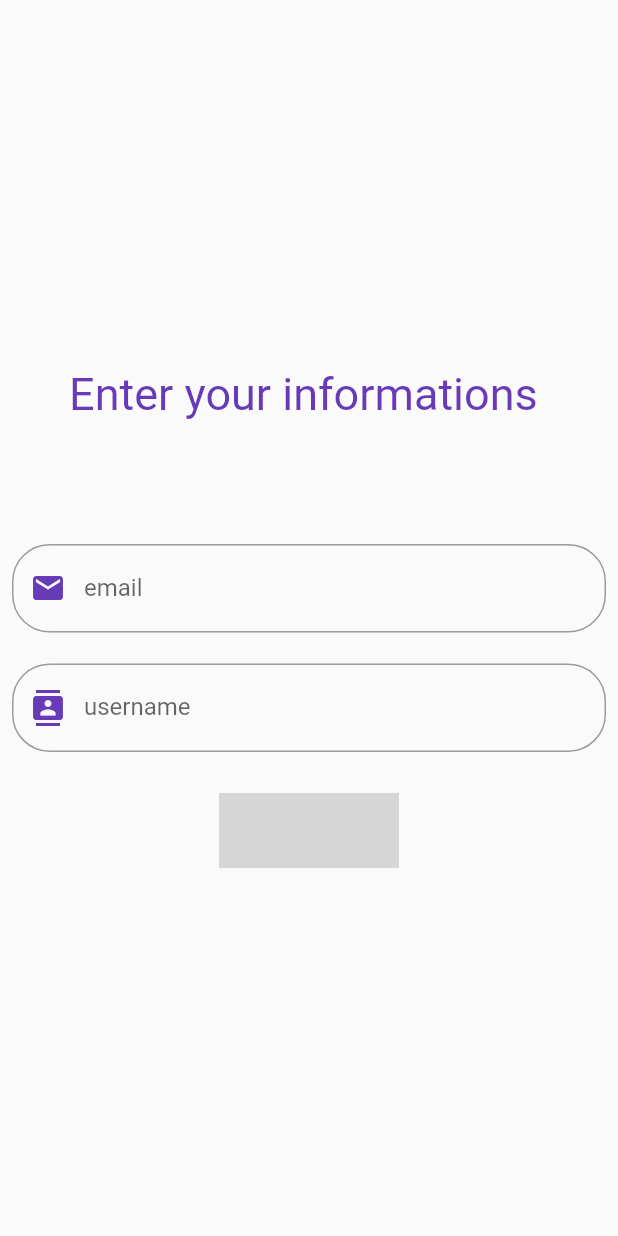
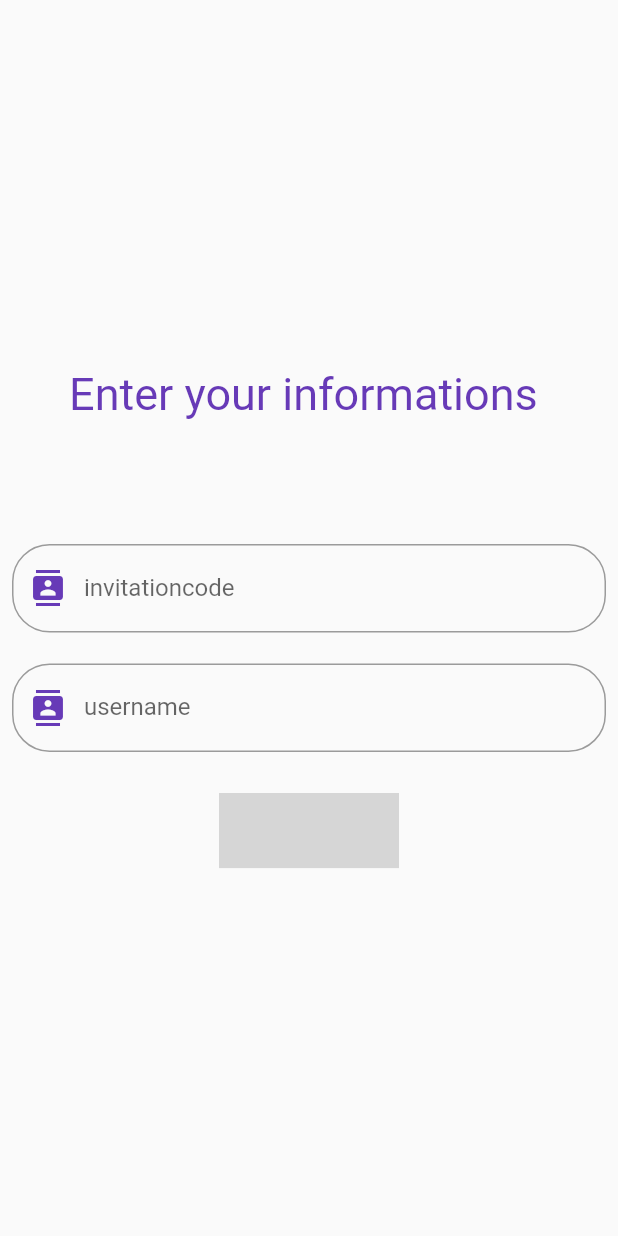
Before and after one commit to anasmansouri/purifier-app, a Flutter app: the ForgotPassword screen opened by its route, on a phone screen of 412 x 824 dp. Run offline on Flutter 3.47's test engine with Material 2 defaults, Android fonts, the phone set to English and light mode, and no system bars; our stand-ins replace email_validator, flutter_spinkit, font_awesome_flutter, line_icons, location, toast; missing offline and left inert: flutter_progress_button; grey boxes are pictures that could not be loaded.

```diff
--- a/lib/Authentification/forgotPassword.dart
+++ b/lib/Authentification/forgotPassword.dart
@@ -18,7 +18,7 @@ class ForgotPassword extends StatefulWidget {
 
 class _ForgotPasswordState extends State<ForgotPassword> {
   String username ;
-  String email;
+  String invitationcode;
 
   bool wrongInfo =false;
   bool good_internet= true;
@@ -64,19 +64,19 @@ class _ForgotPasswordState extends State<ForgotPassword> {
               )),SizedBox(height: height/10,),
               TextFormField(
                 onSaved: (input) {
-                  this.email = input;
+                  this.invitationcode = input;
                 },
-                validator: (email) {
-                  if(!EmailValidator.validate(email)) {
-                    return "Please Enter an Email";
+                validator: (invitationcode) {
+                  if((invitationcode==null)||(invitationcode.isEmpty)) {
+                    return "Please Enter your invitation code ";
                   }
                 },
                 decoration: InputDecoration(
                     border: OutlineInputBorder(
                       borderRadius: new BorderRadius.circular(25.0),
                     ),
-                    labelText: "email",
-                    prefixIcon: Icon(Icons.email,
+                    labelText: "invitationcode",
+                    prefixIcon: Icon(Icons.contacts,
                         color: Colors.deepPurple)
                 ),
               ),SizedBox(height: height/40,)
@@ -136,14 +136,14 @@ class _ForgotPasswordState extends State<ForgotPassword> {
       ),
     );;
   }
-  Future<http.Response> submitInfo(String username, String email) async {
+  Future<http.Response> submitInfo(String username, String invitationcode) async {
     return http.post(
-      'http://192.168.1.10:8000/forgotpassword/',
+      'http://192.168.1.4:8000/security/forgotpassword/',
       headers: <String, String>{
         'Content-Type': 'application/json; charset=UTF-8',
       },
       body: jsonEncode(<String, String>{
-        'email': email,
+        'invitationcode': invitationcode,
         'username':username
       }),
     );
@@ -157,14 +157,17 @@ class _ForgotPasswordState extends State<ForgotPassword> {
         if (result.isNotEmpty && result[0].rawAddress.isNotEmpty) {
           print('connected');
           good_internet=true;
-          print("email : " + this.email);
+          print("invitation code : " + this.invitationcode);
           print("username : " + this.username);
-          submitInfo(this.username, this.email).then((onValue){
-            if (json.decode(onValue.body)["response"] == "true"){
+          submitInfo(this.username, this.invitationcode).then((onValue){
+            if (json.decode(onValue.body)["response"] != null){
               print("response "+json.decode(onValue.body)["response"].toString());
+              Navigator.pushNamed(
+                  context, '/Login');
             }else{
               wrongInfo=true;
-              print("we have an error "+json.decode(onValue.body)["response"].toString());
+              wrongInfoMsg=json.decode(onValue.body)["error"].toString();
+              print("we have an error "+json.decode(onValue.body)["error"].toString());
               setState(() {
 
               });
```
Also changed, not shown: lib/Authentification/Login.dart (+9 -9 lines), lib/Authentification/SignUp.dart (+24 -18 lines), lib/Authentification/verify_info.dart (+8 -8 lines).
